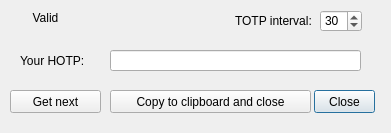
First picture: the form in PC software/CryptoStickGUI/hotpdialog.ui, repository Nitrokey/nitrokey-pro-firmware, before the edit.
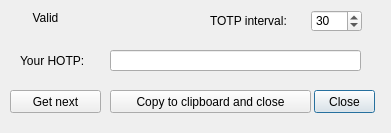
Second picture: the form after the edit.

Diff of the .ui file:
```diff
--- a/PC software/CryptoStickGUI/hotpdialog.ui
+++ b/PC software/CryptoStickGUI/hotpdialog.ui
@@ -81,9 +81,9 @@
   <widget class="QSpinBox" name="intervalSpinBox">
    <property name="geometry">
     <rect>
-     <x>320</x>
+     <x>311</x>
      <y>10</y>
-     <width>42</width>
+     <width>51</width>
      <height>22</height>
     </rect>
    </property>
@@ -100,9 +100,9 @@
   <widget class="QLabel" name="intervalLabel">
    <property name="geometry">
     <rect>
-     <x>235</x>
+     <x>210</x>
      <y>10</y>
-     <width>81</width>
+     <width>111</width>
      <height>21</height>
     </rect>
    </property>
```
